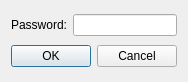
Qt form PasswordInputDialog.ui (andrewrk/Secure-WordVault) before a commit.
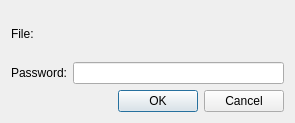
The same form after that commit.

Commit message: Bigger password input dialog with name

Diff of the .ui file:
```diff
--- a/PasswordInputDialog.ui
+++ b/PasswordInputDialog.ui
@@ -6,14 +6,21 @@
    <rect>
     <x>0</x>
     <y>0</y>
-    <width>186</width>
-    <height>82</height>
+    <width>295</width>
+    <height>123</height>
    </rect>
   </property>
   <property name="windowTitle">
    <string>Enter File Password</string>
   </property>
   <layout class="QVBoxLayout" name="verticalLayout">
+   <item>
+    <widget class="QLabel" name="lblFile">
+     <property name="text">
+      <string>File:</string>
+     </property>
+    </widget>
+   </item>
    <item>
     <layout class="QGridLayout" name="gridLayout">
      <item row="0" column="0">
```
The commit also changes 3 other files.
